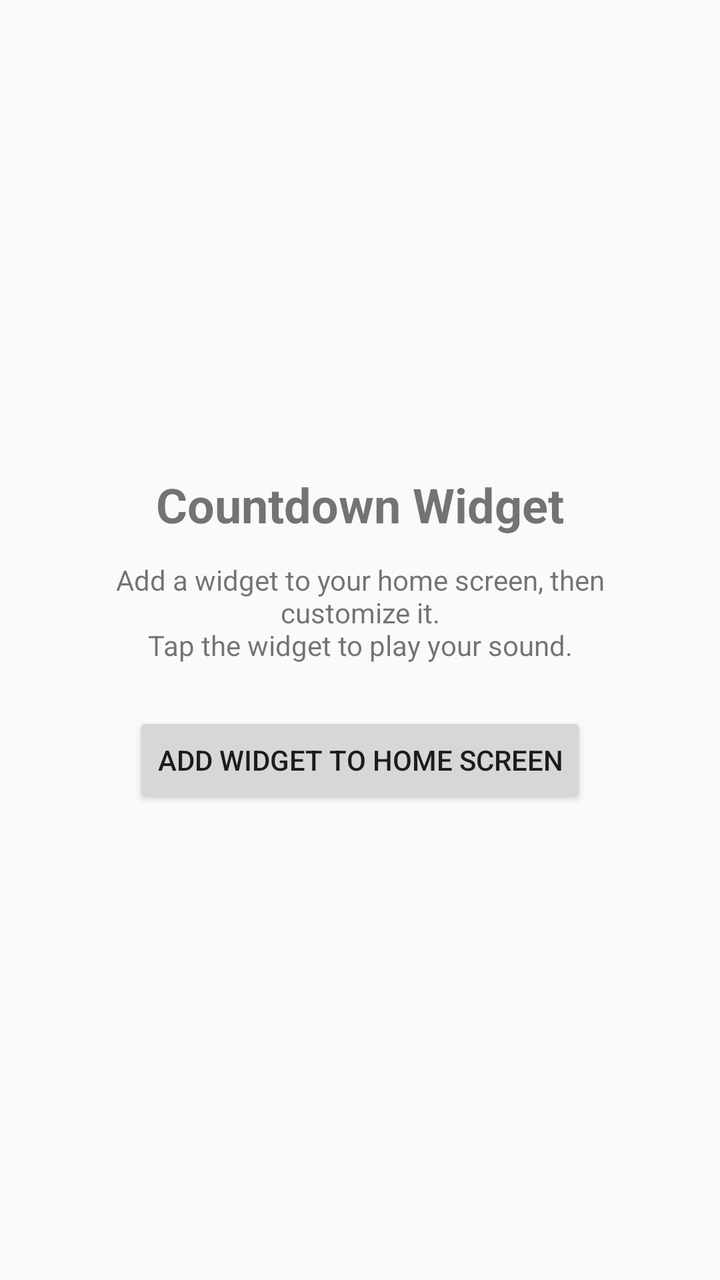
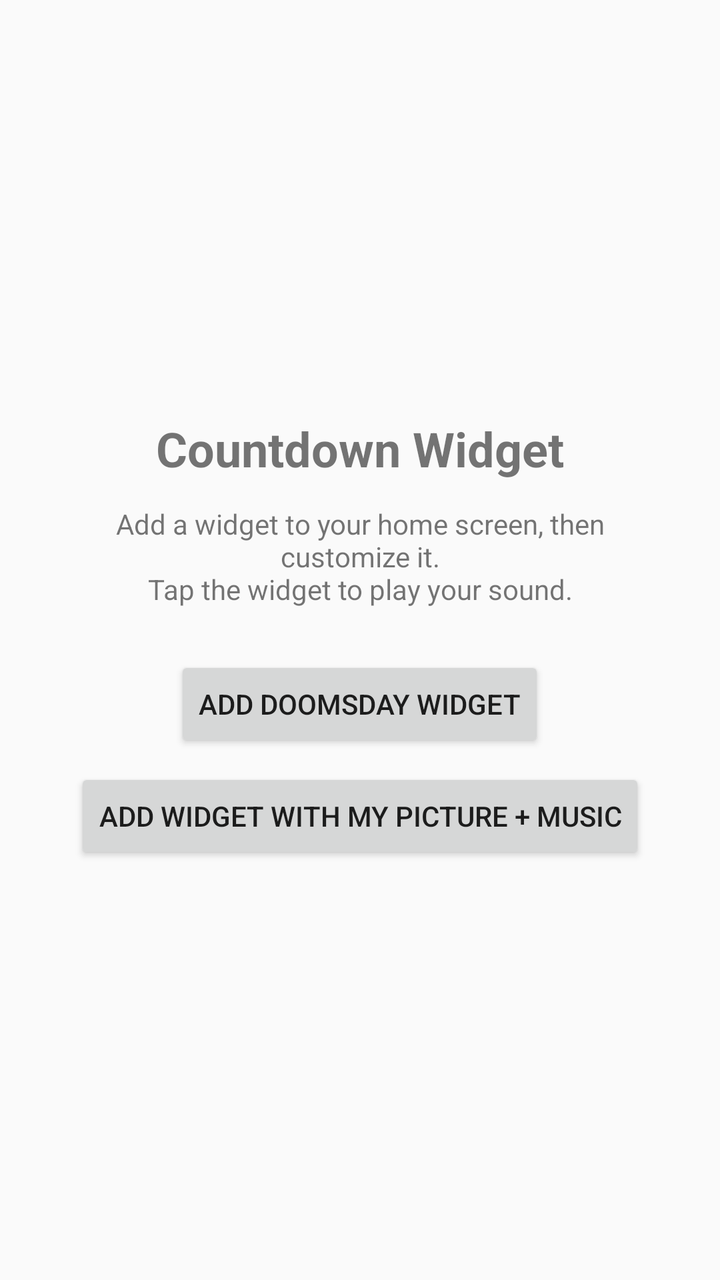

Two renders of the same Android screen: before a commit and after it. Below are the layout's source before the change and the commit's diff.
<!-- AndroidManifest.xml: application theme Theme.AppCompat.DayNight.DarkActionBar -->
<!-- res/layout/activity_main.xml -->
<?xml version="1.0" encoding="utf-8"?>
<LinearLayout xmlns:android="http://schemas.android.com/apk/res/android"
    android:layout_width="match_parent" android:layout_height="match_parent"
    android:orientation="vertical" android:gravity="center" android:padding="24dp">
    <TextView android:layout_width="wrap_content" android:layout_height="wrap_content"
        android:text="Countdown Widget" android:textSize="24sp" android:textStyle="bold"/>
    <TextView android:layout_width="wrap_content" android:layout_height="wrap_content"
        android:layout_marginTop="12dp" android:gravity="center"
        android:text="Add a widget to your home screen, then customize it.\nTap the widget to play your sound."/>
    <Button android:id="@+id/pin" android:layout_width="wrap_content" android:layout_height="wrap_content"
        android:layout_marginTop="24dp" android:text="Add widget to home screen"/>
</LinearLayout>
<!-- resources referenced by this layout -->
<resources>

</resources>

<!-- the commit's change to res/layout/activity_main.xml (unified diff, before → after) -->
@@ -8,5 +8,7 @@
         android:layout_marginTop="12dp" android:gravity="center"
         android:text="Add a widget to your home screen, then customize it.\nTap the widget to play your sound."/>
     <Button android:id="@+id/pin" android:layout_width="wrap_content" android:layout_height="wrap_content"
-        android:layout_marginTop="24dp" android:text="Add widget to home screen"/>
+        android:layout_marginTop="24dp" android:text="Add Doomsday widget"/>
+    <Button android:id="@+id/pin_music" android:layout_width="wrap_content" android:layout_height="wrap_content"
+        android:layout_marginTop="8dp" android:text="Add widget with my picture + music"/>
 </LinearLayout>
